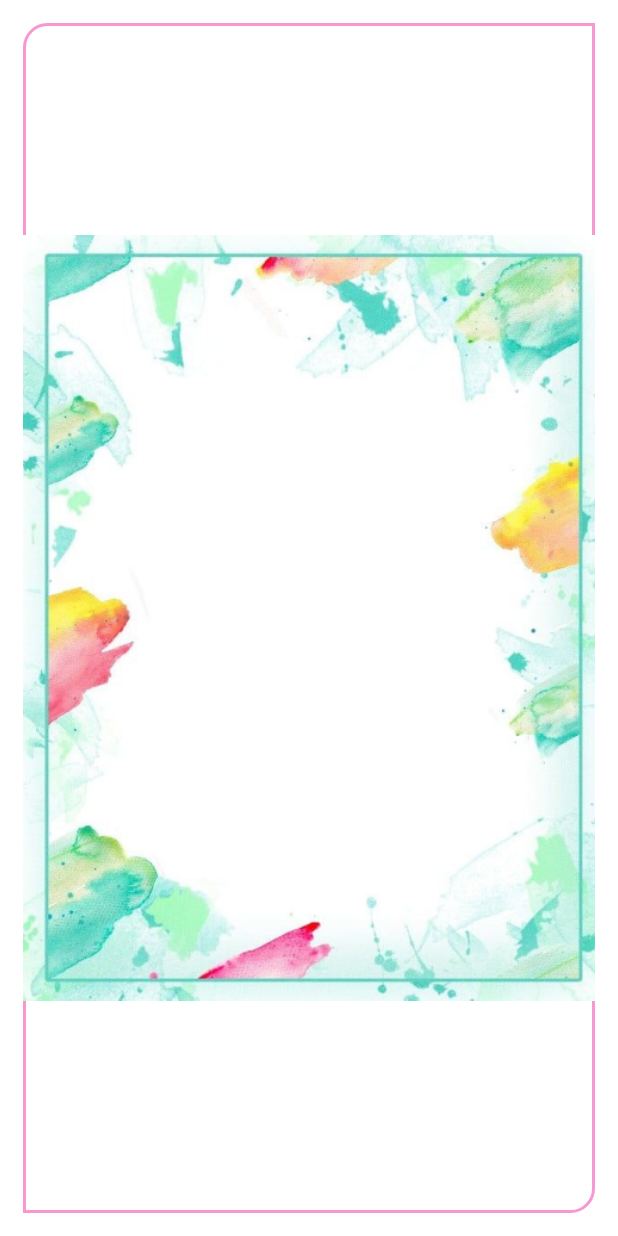
After one commit to MasoudRabiee/FA-AlphabetLearning, an Android app: the layout letter.xml on its own in the app's theme, with its tools: preview values and no code run, on a phone screen of 412 x 824 dp. The commit adds this screen. Run offline under Robolectric (Android 15) with nearby library versions, the phone set to English and light mode, and no system bars.

Commit message:
Working on PicLetterAdapter.kt and Add xml files

```diff
--- /dev/null
+++ b/app/src/main/res/drawable/boderone.xml
@@ -0,0 +1,15 @@
+<?xml version="1.0" encoding="utf-8"?>
+<shape xmlns:android="http://schemas.android.com/apk/res/android"
+    android:shape="rectangle">
+
+    <corners
+        android:bottomLeftRadius="0dp"
+        android:bottomRightRadius="15dp"
+        android:topLeftRadius="15dp"
+        android:topRightRadius="0dp" />
+
+    <stroke
+        android:color="#F898D2"
+        android:width="2dp" />
+
+</shape>
--- /dev/null
+++ b/app/src/main/res/layout/letter.xml
@@ -0,0 +1,23 @@
+<?xml version="1.0" encoding="utf-8"?>
+<androidx.constraintlayout.widget.ConstraintLayout
+    xmlns:android="http://schemas.android.com/apk/res/android"
+    xmlns:tools="http://schemas.android.com/tools"
+    android:layout_width="match_parent"
+    android:layout_height="match_parent">
+
+
+    <androidx.constraintlayout.widget.ConstraintLayout
+        android:layout_width="match_parent"
+        android:layout_height="match_parent">
+
+        <ImageView
+            android:layout_margin="15dp"
+            android:id="@+id/image_drag"
+            android:background="@drawable/boderone"
+            tools:src="@drawable/letterbackground"
+            android:layout_width="match_parent"
+            android:layout_height="match_parent"
+            android:contentDescription="@string/app_name" />
+
+    </androidx.constraintlayout.widget.ConstraintLayout>
+</androidx.constraintlayout.widget.ConstraintLayout>
```
Also changed, not shown: app/src/main/java/com/example/alphabetlearning/adapter/PicLetterAdapter.kt (+47 -5 lines).
